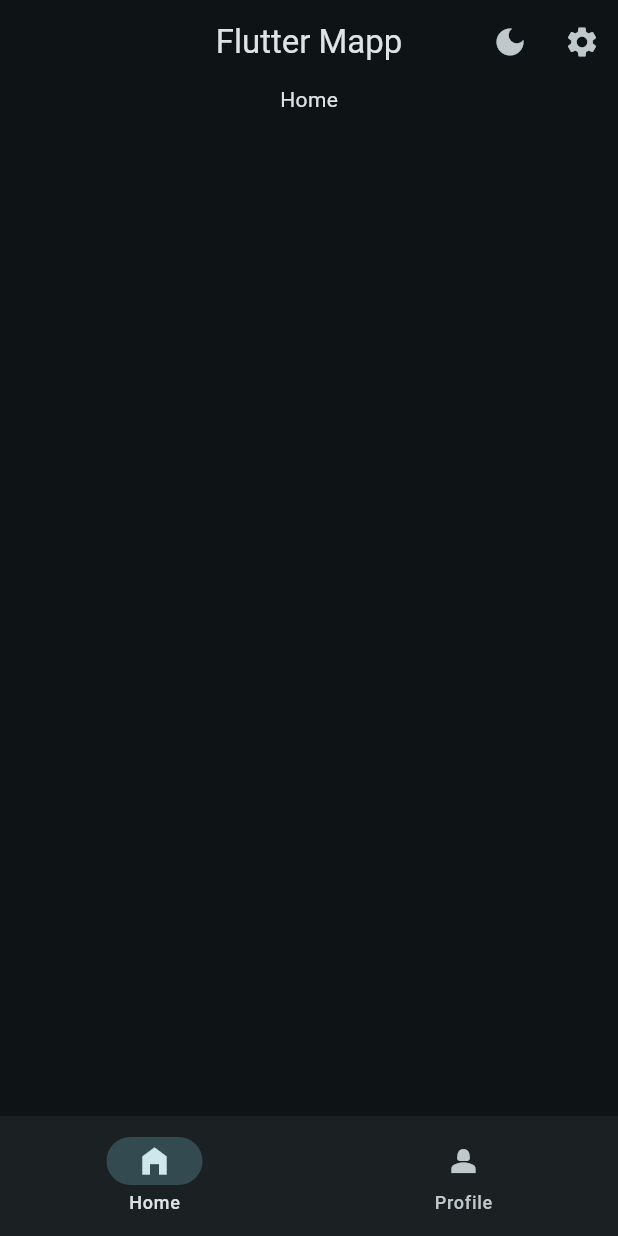
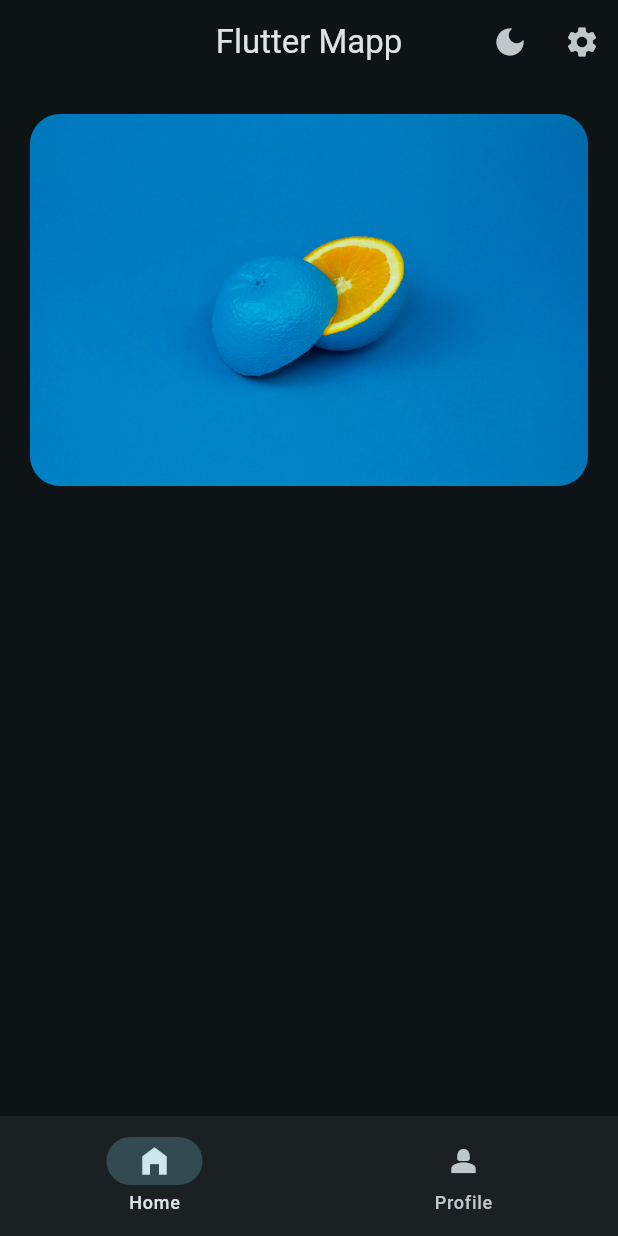
Before and after one commit to retzonel/flutter_mapp_course, a Flutter app: the screen it shows after launch, after a tap on "Login", on a phone screen of 412 x 824 dp. Run offline on Flutter 3.47's test engine with Material 3 defaults, Android fonts, the phone set to English and light mode, and no system bars.

Commit message:
Refactor HomePage and WelcomePage to use HeroWidget for image display

```diff
--- a/lib/views/pages/home_page.dart
+++ b/lib/views/pages/home_page.dart
@@ -1,17 +1,15 @@
 import 'package:flutter/material.dart';
 import 'package:flutter_mapp_course/data/notifiers.dart';
+import 'package:flutter_mapp_course/views/widgets/hero_widget.dart';
 
 class HomePage extends StatelessWidget {
   const HomePage({super.key});
 
   @override
   Widget build(BuildContext context) {
-    return Center(
-      child: Column(
-        children: [
-          Text("Home"),
-        ],
-      ),
+    return Padding(
+      padding: EdgeInsets.all(20.0),
+      child: Column(children: [HeroWidget()]),
     );
   }
 }
--- a/lib/views/pages/welcome_page.dart
+++ b/lib/views/pages/welcome_page.dart
@@ -1,5 +1,6 @@
 import 'package:flutter/material.dart';
 import 'package:flutter_mapp_course/views/widget_tree.dart';
+import 'package:flutter_mapp_course/views/widgets/hero_widget.dart';
 
 class WelcomePage extends StatelessWidget {
   const WelcomePage({super.key});
@@ -11,10 +12,7 @@ class WelcomePage extends StatelessWidget {
         padding: const EdgeInsets.all(20.0),
         child: Column(
           children: [
-            ClipRRect(
-              borderRadius: BorderRadius.circular(20.0),
-              child: Image.asset("assets/images/bg_1.jpg"),
-            ),
+            HeroWidget(),
 
             FilledButton(
               onPressed: () {
--- /dev/null
+++ b/lib/views/widgets/hero_widget.dart
@@ -0,0 +1,16 @@
+import 'package:flutter/material.dart';
+
+class HeroWidget extends StatelessWidget {
+  const HeroWidget({super.key});
+
+  @override
+  Widget build(BuildContext context) {
+    return Hero(
+      tag: "hero1",
+      child: ClipRRect(
+        borderRadius: BorderRadius.circular(20.0),
+        child: Image.asset("assets/images/bg_1.jpg"),
+      ),
+    );
+  }
+}
```
